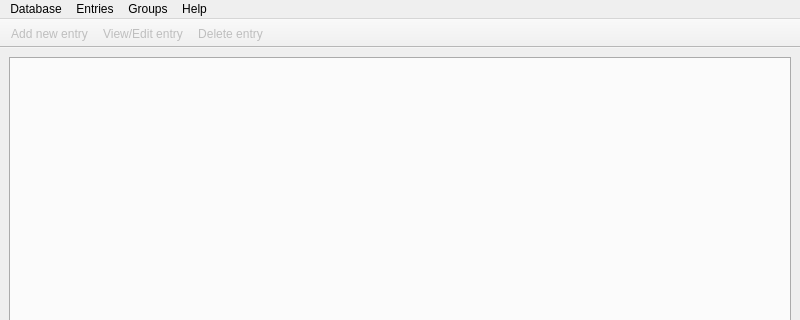
The window that src/gui/MainWindow.ui (danilovsergei/keepassx-gdrive) describes before a commit, drawn with Qt 5; both pictures show x 0 to 800 and y 0 to 320 of the 800 by 600 pixel window.
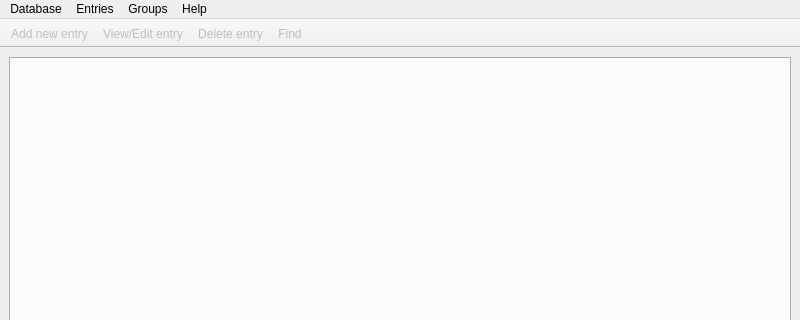
The same window after the commit. Custom widgets are drawn as their Qt base class.

The edit to the form file:
```diff
--- a/src/gui/MainWindow.ui
+++ b/src/gui/MainWindow.ui
@@ -100,6 +100,7 @@
    <addaction name="actionEntryNew"/>
    <addaction name="actionEntryEdit"/>
    <addaction name="actionEntryDelete"/>
+   <addaction name="actionSearch"/>
   </widget>
   <action name="actionQuit">
    <property name="text">
@@ -225,6 +226,17 @@
     <string>Clone entry</string>
    </property>
   </action>
+  <action name="actionSearch">
+   <property name="checkable">
+    <bool>true</bool>
+   </property>
+   <property name="enabled">
+    <bool>false</bool>
+   </property>
+   <property name="text">
+    <string>Find</string>
+   </property>
+  </action>
  </widget>
  <customwidgets>
   <customwidget>
```
